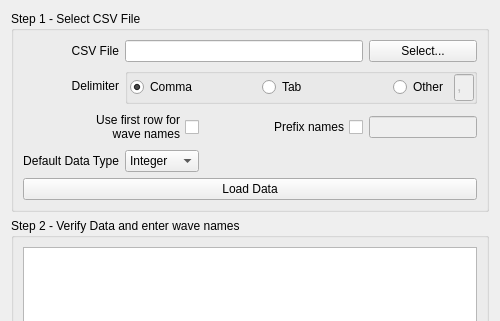
Old version of the form src/ui/Ui_ImportCSV.ui in the repository bbreslauer/PySciPlot; both pictures show x 0 to 500 and y 0 to 321 of the 500 by 549 pixel window.
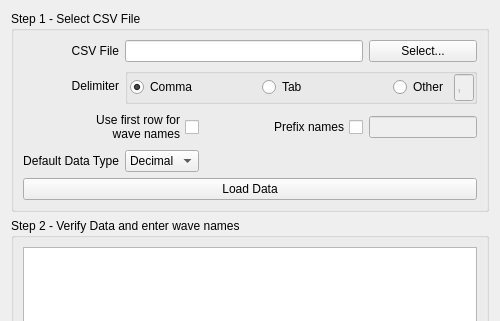
New version of the form.

The edit to the form file:
```diff
--- a/src/ui/Ui_ImportCSV.ui
+++ b/src/ui/Ui_ImportCSV.ui
@@ -199,6 +199,9 @@
       </item>
       <item row="4" column="1">
        <widget class="QComboBox" name="defaultDataType">
+        <property name="currentIndex">
+         <number>1</number>
+        </property>
         <item>
          <property name="text">
           <string>Integer</string>
```
